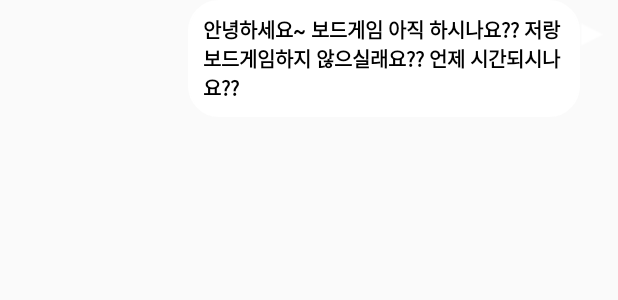
After one commit to hongbuly/PlayDe, an Android app: the layout chat_listview.xml on its own in the app's theme, with its tools: preview values and no code run, on a phone screen of 412 x 824 dp. The commit adds this screen. Shown: the top 300 px of the screen. Run offline under Robolectric (Android 15) with nearby library versions, the phone set to English and light mode, and no system bars.

Commit message:
chat 화면 만들고, 다른 화면들 주석이나 컴포넌트들 선언만 함.

```diff
--- /dev/null
+++ b/app/src/main/res/layout/chat_listview.xml
@@ -0,0 +1,67 @@
+<?xml version="1.0" encoding="utf-8"?>
+<LinearLayout xmlns:android="http://schemas.android.com/apk/res/android"
+    android:layout_width="match_parent"
+    android:layout_height="match_parent"
+    android:orientation="horizontal">
+
+    <ImageView
+        android:id="@+id/left_chat_image"
+        android:layout_width="15dp"
+        android:layout_height="15dp"
+        android:layout_marginLeft="10dp"
+        android:layout_marginTop="15dp"
+        android:background="@drawable/left_triangle"
+        android:visibility="gone" />
+
+    <TextView
+        android:id="@+id/left_chat_text"
+        android:layout_width="0dp"
+        android:layout_height="wrap_content"
+        android:layout_marginLeft="-5dp"
+        android:layout_weight="2"
+        android:background="@drawable/round_corner_white"
+        android:padding="10dp"
+        android:text="안녕하세요~ 보드게임 아직 하시나요?? 저랑 보드게임하지 않으실래요?? 언제 시간되시나요??"
+        android:textColor="@color/Black"
+        android:textSize="13dp"
+        android:textStyle="bold"
+        android:visibility="gone" />
+
+    <View
+        android:id="@+id/left_chat_view"
+        android:layout_width="0dp"
+        android:layout_height="wrap_content"
+        android:layout_weight="1"
+        android:visibility="gone" />
+
+    <View
+        android:id="@+id/right_chat_view"
+        android:layout_width="0dp"
+        android:layout_height="wrap_content"
+        android:layout_weight="1"
+        android:visibility="visible" />
+
+    <TextView
+        android:id="@+id/right_chat_text"
+        android:layout_width="0dp"
+        android:layout_height="wrap_content"
+        android:layout_marginLeft="-5dp"
+        android:layout_weight="2"
+        android:background="@drawable/round_corner_white"
+        android:padding="10dp"
+        android:text="안녕하세요~ 보드게임 아직 하시나요?? 저랑 보드게임하지 않으실래요?? 언제 시간되시나요??"
+        android:textColor="@color/Black"
+        android:textSize="13dp"
+        android:textStyle="bold"
+        android:visibility="visible" />
+
+    <ImageView
+        android:id="@+id/right_chat_image"
+        android:layout_width="15dp"
+        android:layout_height="15dp"
+        android:layout_marginTop="15dp"
+        android:layout_marginRight="10dp"
+        android:background="@drawable/right_triangle"
+        android:visibility="visible" />
+
+</LinearLayout>
--- a/app/src/main/res/layout/community_listview.xml
+++ b/app/src/main/res/layout/community_listview.xml
@@ -2,7 +2,6 @@
 <LinearLayout xmlns:android="http://schemas.android.com/apk/res/android"
     android:layout_width="match_parent"
     android:layout_height="wrap_content"
-    xmlns:app="http://schemas.android.com/apk/res-auto"
     android:orientation="horizontal">
 
     <ImageView
@@ -55,8 +54,9 @@
         android:background="@color/LineGrey" />
 
     <LinearLayout
-        android:layout_width="wrap_content"
+        android:layout_width="match_parent"
         android:layout_height="match_parent"
+        android:gravity="right"
         android:layout_marginLeft="25dp"
         android:layout_marginTop="10dp"
         android:layout_marginRight="20dp"
--- a/app/src/main/res/layout/fragment_community.xml
+++ b/app/src/main/res/layout/fragment_community.xml
@@ -13,7 +13,7 @@
         tools:context=".P14_1">
 
         <EditText
-            android:id="@+id/p12_filterEdit"
+            android:id="@+id/filterEdit"
             android:layout_width="match_parent"
             android:layout_height="0dp"
             android:layout_marginLeft="15dp"
@@ -26,7 +26,7 @@
             android:paddingRight="7dp" />
 
         <Button
-            android:id="@+id/p14_filterButton"
+            android:id="@+id/filterBtn"
             android:layout_width="wrap_content"
             android:layout_height="0dp"
             android:layout_gravity="right"
@@ -43,7 +43,7 @@
             android:textStyle="bold" />
 
         <ListView
-            android:id="@+id/p14_listView"
+            android:id="@+id/listView"
             android:layout_width="match_parent"
             android:layout_height="0dp"
             android:layout_marginLeft="10dp"
```
Also changed, not shown: app/src/main/AndroidManifest.xml (+5 -4 lines), app/src/main/java/com/example/play_de/CategoryFragment.java (+21 -31 lines), app/src/main/java/com/example/play_de/ChatFragment.java (+35 -30 lines), app/src/main/java/com/example/play_de/ChatListViewAdapter.java (added, +92 -0 lines), app/src/main/java/com/example/play_de/ChatListViewItem.java (added, +18 -0 lines), app/src/main/java/com/example/play_de/CommunityFragment.java (+11 -31 lines), app/src/main/res/layout/fragment_category.xml (+7 -7 lines), app/src/main/res/layout/fragment_chat.xml (+102 -2 lines), app/src/main/res/drawable/left_triangle.png (added), app/src/main/res/drawable/right_triangle.png (added), app/src/main/res/drawable/up_triangle.png (added).
